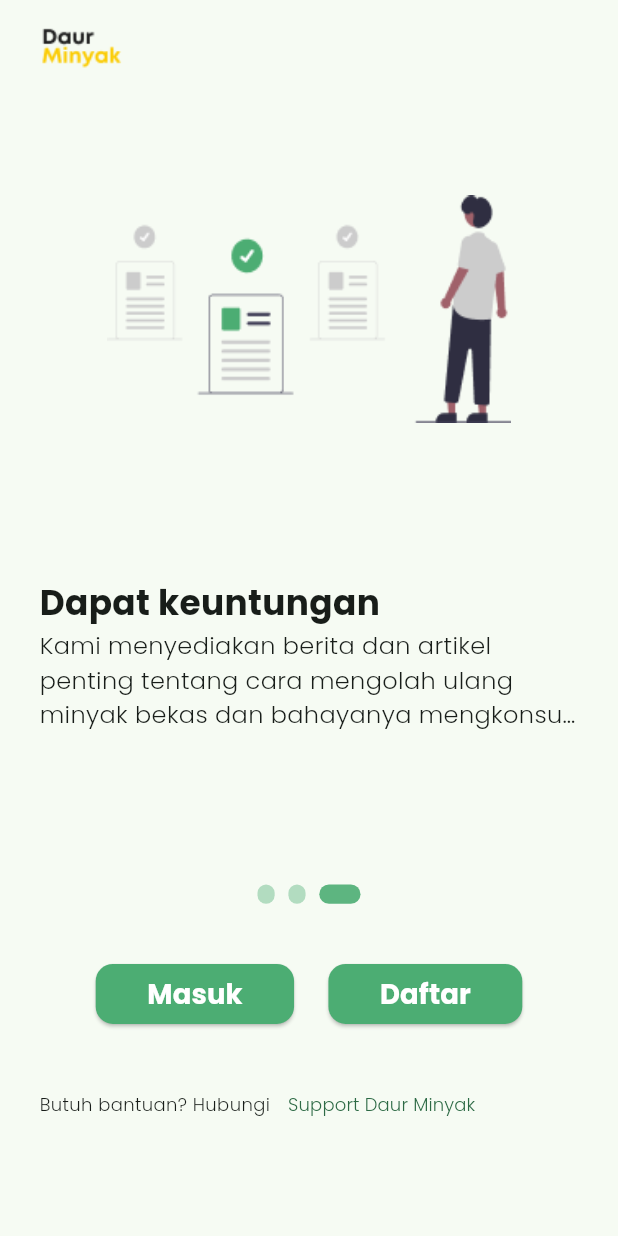
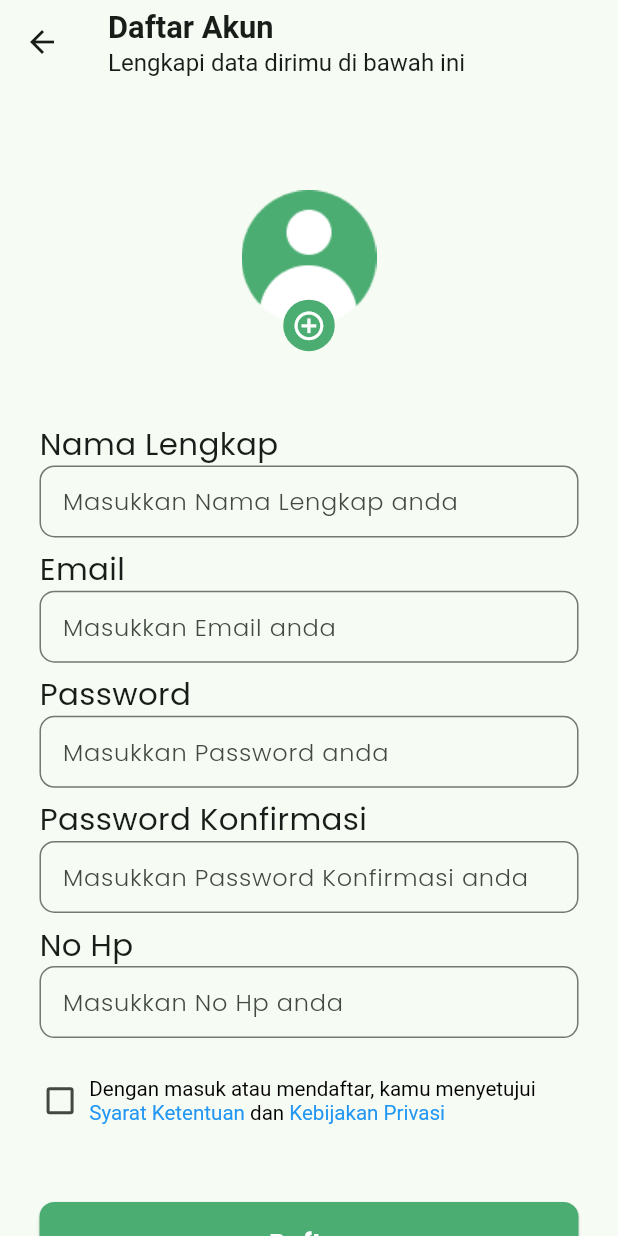
Before and after one commit to andrianazz/daur_minyak_getx, a Flutter app: the screen it shows after launch, after a tap on "Daftar", on a phone screen of 412 x 824 dp. Run offline on Flutter 3.47's test engine with Material 3 defaults, Android fonts, the phone set to English and light mode, and no system bars; drawn by our look-alikes of carousel_slider; our stand-ins replace cloud_firestore, firebase_auth, firebase_core, flutter_screenutil, get, google_fonts; accounts and stored records are empty.

Commit message:
add: register page complete

```diff
--- /dev/null
+++ b/lib/app/data/entities/user.dart
@@ -0,0 +1,67 @@
+import 'package:daur_minyak_getx/app/data/entities/Bank.dart';
+import 'package:daur_minyak_getx/app/data/entities/address.dart';
+
+class User {
+  String? uid;
+  String? name;
+  String? email;
+  String? phone;
+  String? pin;
+  String? imageUrl;
+  List<Bank>? banks;
+  List<Address>? address;
+  Map<String, dynamic>? image;
+  bool? verified;
+  int? balance;
+
+  User({
+    this.uid,
+    this.name,
+    this.email,
+    this.phone,
+    this.pin,
+    this.imageUrl,
+    this.banks,
+    this.address,
+    this.image,
+    this.verified,
+    this.balance,
+  });
+
+  factory User.fromJson(Map<String, dynamic> json) => User(
+        uid: json['uid'] ?? "",
+        name: json['name'] ?? "",
+        email: json['email'] ?? "",
+        phone: json['phone'] ?? "",
+        pin: json['pin'] ?? "",
+        imageUrl: json['imageUrl'] ?? "",
+        banks: json['banks'] != null
+            ? List<Bank>.from(json['banks'].map((x) => Bank.fromJson(x)))
+            : [],
+        address: json['address'] != null
+            ? List<Address>.from(
+                json['address'].map((x) => Address.fromJson(x)))
+            : [],
+        image: json['image'] ?? {},
+        verified: json['verified'] ?? false,
+        balance: json['balance'] ?? 0,
+      );
+
+  Map<String, dynamic> toJson() => {
+        'uid': uid,
+        'name': name,
+        'email': email,
+        'phone': phone,
+        'pin': pin,
+        'imageUrl': imageUrl,
+        'banks': banks != null
+            ? List<dynamic>.from(banks!.map((x) => x.toJson()))
+            : [],
+        'address': address != null
+            ? List<dynamic>.from(address!.map((x) => x.toJson()))
+            : [],
+        'image': image,
+        'verified': verified,
+        'balance': balance,
+      };
+}
--- a/lib/app/modules/home/views/home_view.dart
+++ b/lib/app/modules/home/views/home_view.dart
@@ -5,14 +5,16 @@ import 'package:get/get.dart';
 import '../controllers/home_controller.dart';
 
 class HomeView extends GetView<HomeController> {
+  const HomeView({super.key});
+
   @override
   Widget build(BuildContext context) {
     return Scaffold(
       appBar: AppBar(
-        title: Text('HomeView'),
+        title: const Text('HomeView'),
         centerTitle: true,
       ),
-      body: Center(
+      body: const Center(
         child: Text(
           'HomeView is working',
           style: TextStyle(fontSize: 20),
--- /dev/null
+++ b/lib/app/modules/register/bindings/register_binding.dart
@@ -0,0 +1,12 @@
+import 'package:get/get.dart';
+
+import '../controllers/register_controller.dart';
+
+class RegisterBinding extends Bindings {
+  @override
+  void dependencies() {
+    Get.lazyPut<RegisterController>(
+      () => RegisterController(),
+    );
+  }
+}
--- /dev/null
+++ b/lib/app/modules/register/controllers/register_controller.dart
@@ -0,0 +1,138 @@
+// ignore_for_file: library_prefixes
+
+import 'package:daur_minyak_getx/app/data/entities/User.dart';
+import 'package:daur_minyak_getx/misc/constants.dart';
+import 'package:flutter/material.dart';
+import 'package:get/get.dart';
+import 'package:cloud_firestore/cloud_firestore.dart';
+import 'package:firebase_auth/firebase_auth.dart' as fireAuth;
+
+class RegisterController extends GetxController {
+  final FirebaseFirestore _firebaseFirestore = FirebaseFirestore.instance;
+  final fireAuth.FirebaseAuth firebaseAuth = fireAuth.FirebaseAuth.instance;
+
+  TextEditingController nameC = TextEditingController();
+  TextEditingController emailC = TextEditingController();
+  TextEditingController passC = TextEditingController();
+  TextEditingController passConfirmC = TextEditingController();
+  TextEditingController hpC = TextEditingController();
+
+  final RxBool isChecked = false.obs;
+  final RxBool isLoading = false.obs;
+
+  Future<void> register(
+      {required String email,
+      required String password,
+      required String passwordConfirmation,
+      required String name,
+      required String phoneNumber,
+      required bool isChecked}) async {
+    try {
+      isLoading.value = true;
+
+      if (isLoading.value == true) {
+        Get.dialog(
+          const Center(
+            child: CircularProgressIndicator(),
+          ),
+        );
+      }
+
+      if (isChecked == false) {
+        Get.back();
+        Get.snackbar(
+          "Peringatan",
+          "Anda belum menyetujui syarat dan ketentuan",
+          backgroundColor: orangeColor,
+        );
+        return;
+      }
+
+      if (password != passwordConfirmation) {
+        Get.back();
+        Get.snackbar(
+          "Peringatan",
+          "Password tidak sama",
+          backgroundColor: orangeColor,
+        );
+        return;
+      }
+
+      var userCredential = await firebaseAuth.createUserWithEmailAndPassword(
+          email: email, password: password);
+
+      if (userCredential.user == null) {
+        Get.back();
+        Get.snackbar(
+          "Terjadi Kesalahan",
+          "Gagal membuat akun",
+          backgroundColor: orangeColor,
+        );
+        return;
+      }
+
+      User user = await createUser(
+          uid: userCredential.user!.uid,
+          email: email,
+          name: name,
+          phone: phoneNumber);
+
+      if (user.uid == null) {
+        Get.back();
+        Get.snackbar(
+          "Terjadi Kesalahan",
+          "Gagal membuat akun",
+          backgroundColor: orangeColor,
+        );
+        return;
+      } else {
+        Get.back();
+        Get.snackbar(
+          "Berhasil",
+          "Akun berhasil dibuat",
+          backgroundColor: primaryColor,
+        );
+        //TODO: Navigate to login page
+      }
+    } on FirebaseException catch (e) {
+      Get.back();
+      Get.snackbar(
+        "Terjadi Kesalahan",
+        e.message!,
+        backgroundColor: orangeColor,
+      );
+    } finally {
+      isLoading.value = false;
+      Future.delayed(const Duration(seconds: 2), () {
+        Get.back();
+      });
+    }
+  }
+
+  Future<User> createUser(
+      {required String uid,
+      required String email,
+      required String name,
+      required String phone}) async {
+    try {
+      DocumentReference<Map<String, dynamic>> documentReference =
+          _firebaseFirestore.doc('users/$uid');
+
+      Map<String, dynamic> data = {
+        'uid': uid,
+        'email': email,
+        'name': name,
+        'phone': phone,
+        'balance': 0,
+        'verified': false,
+      };
+
+      await documentReference.set(data);
+
+      return User.fromJson(data);
+    } on FirebaseException catch (e) {
+      Get.snackbar("Terjadi Kesalahan", e.message!);
+      rethrow;
+    }
+  }
+}
--- /dev/null
+++ b/lib/app/modules/register/views/register_view.dart
@@ -0,0 +1,183 @@
+import 'package:daur_minyak_getx/app/routes/app_pages.dart';
+import 'package:daur_minyak_getx/misc/constants.dart';
+import 'package:daur_minyak_getx/misc/methods.dart';
+import 'package:daur_minyak_getx/widgets/button_full_widget.dart';
+import 'package:daur_minyak_getx/widgets/textfield_widget.dart';
+import 'package:flutter/material.dart';
+import 'package:flutter_screenutil/flutter_screenutil.dart';
+
+import 'package:get/get.dart';
+
+import '../controllers/register_controller.dart';
+
+class RegisterView extends GetView<RegisterController> {
+  const RegisterView({super.key});
+
+  @override
+  Widget build(BuildContext context) {
+    return Scaffold(
+      appBar: AppBar(
+        title: Column(
+          crossAxisAlignment: CrossAxisAlignment.start,
+          children: [
+            Text(
+              'Daftar Akun',
+              style: TextStyle(
+                fontSize: 18.sp,
+                fontWeight: FontWeight.bold,
+              ),
+            ),
+            Text(
+              "Lengkapi data dirimu di bawah ini",
+              style: TextStyle(
+                fontSize: 14.sp,
+              ),
+            ),
+          ],
+        ),
+        leading: IconButton(
+          icon: const Icon(Icons.arrow_back),
+          onPressed: () {
+            Get.toNamed(Routes.SPLASH);
+          },
+        ),
+      ),
+      body: ListView(
+        children: [
+          Container(
+            margin: EdgeInsets.symmetric(horizontal: 23.w),
+            child: Column(
+              children: [
+                verticalSpace(40.h),
+                Stack(
+                  children: [
+                    Image.asset(
+                      "assets/user_pic.png",
+                      width: 100.w,
+                      height: 100.h,
+                    ),
+                    Positioned.fill(
+                      child: Align(
+                        alignment: Alignment.bottomCenter,
+                        child: Container(
+                          width: 30.w,
+                          height: 30.h,
+                          decoration: BoxDecoration(
+                            color: primaryColor,
+                            shape: BoxShape.circle,
+                          ),
+                          child: Icon(
+                            Icons.add_circle_outline_sharp,
+                            color: Colors.white,
+                            size: 20.sp,
+                          ),
+                        ),
+                      ),
+                    ),
+                  ],
+                ),
+                verticalSpace(35.h),
+                TextFieldWidget(
+                    text: "Nama Lengkap", controller: controller.nameC),
+                verticalSpace(5.h),
+                TextFieldWidget(text: "Email", controller: controller.emailC),
+                verticalSpace(5.h),
+                TextFieldWidget(
+                  text: "Password",
+                  controller: controller.passC,
+                  obscureText: true,
+                ),
+                verticalSpace(5.h),
+                TextFieldWidget(
+                  text: "Password Konfirmasi",
+                  controller: controller.passConfirmC,
+                  obscureText: true,
+                ),
+                verticalSpace(5.h),
+                TextFieldWidget(text: "No Hp", controller: controller.hpC),
+                verticalSpace(20.h),
+                Row(
+                  mainAxisAlignment: MainAxisAlignment.start,
+                  children: [
+                    Obx(
+                      () => SizedBox(
+                        width: 24.w,
+                        height: 24.h,
+                        child: Checkbox(
+                          materialTapTargetSize:
+                              MaterialTapTargetSize.shrinkWrap,
+                          value: controller.isChecked.value,
+                          onChanged: (value) =>
+                              controller.isChecked.value = value!,
+                        ),
+                      ),
+                    ),
+                    horizontalSpace(5.w),
+                    RichText(
+                      text: TextSpan(
+                          text:
+                              "Dengan masuk atau mendaftar, kamu menyetujui \n",
+                          style: TextStyle(
+                            fontSize: 12.sp,
+                            color: Colors.black,
+                          ),
+                          children: [
+                            TextSpan(
+                              text: "Syarat Ketentuan ",
+                              style: TextStyle(
+                                fontSize: 12.sp,
+                                color: Colors.blue,
+                              ),
+                            ),
+                            TextSpan(
+                              text: "dan ",
+                              style: TextStyle(
+                                fontSize: 12.sp,
+                              ),
+                            ),
+                            TextSpan(
+                              onEnter: (event) => debugPrint("test"),
+                              text: "Kebijakan Privasi ",
+                              style: TextStyle(
+                                fontSize: 12.sp,
+                                color: Colors.blue,
+                              ),
+                            ),
+                          ]),
+                    ),
+                  ],
+                ),
+                verticalSpace(40.h),
+                Obx(
+                  () => ButtonFullWidget(
+                    text: controller.isLoading.isFalse ? "Daftar" : "Loading",
+                    onPressed: controller.isLoading.isFalse
+                        ? () {
+                            controller.register(
+                              email: controller.emailC.text,
+                              password: controller.passC.text,
+                              passwordConfirmation:
+                                  controller.passConfirmC.text,
+                              name: controller.nameC.text,
+                              phoneNumber: controller.hpC.text,
+                              isChecked: controller.isChecked.value,
+                            );
+                          }
+                        : () {
+                            Get.snackbar(
+                              "Peringatan",
+                              "Sedang diproses",
+                              backgroundColor: orangeColor,
+                            );
+                          },
+                  ),
+                ),
+                verticalSpace(40.h),
+              ],
+            ),
+          ),
+        ],
+      ),
+    );
+  }
+}
--- a/lib/app/modules/splash/views/splash_view.dart
+++ b/lib/app/modules/splash/views/splash_view.dart
@@ -1,4 +1,5 @@
 import 'package:daur_minyak_getx/app/data/models/splash_model.dart';
+import 'package:daur_minyak_getx/app/routes/app_pages.dart';
 import 'package:daur_minyak_getx/misc/methods.dart';
 import 'package:daur_minyak_getx/widgets/button_widget.dart';
 import 'package:daur_minyak_getx/widgets/carousel_widget.dart';
@@ -49,7 +50,7 @@ class SplashView extends GetView<SplashController> {
                 ButtonWidget(
                     text: "Daftar",
                     onPressed: () {
-                      // ref.read(routerProvider).pushNamed("register");
+                      Get.toNamed(Routes.REGISTER);
                     }),
               ],
             ),
--- a/lib/app/routes/app_routes.dart
+++ b/lib/app/routes/app_routes.dart
@@ -1,3 +1,5 @@
+// ignore_for_file: constant_identifier_names
+
 part of 'app_pages.dart';
 // DO NOT EDIT. This is code generated via package:get_cli/get_cli.dart
 
@@ -6,9 +8,11 @@ abstract class Routes {
 
   static const HOME = _Paths.HOME;
   static const SPLASH = _Paths.SPLASH;
+  static const REGISTER = _Paths.REGISTER;
 }
 
 abstract class _Paths {
   static const HOME = '/home';
   static const SPLASH = '/splash';
+  static const REGISTER = '/register';
 }
--- a/lib/main.dart
+++ b/lib/main.dart
@@ -1,5 +1,8 @@
+import 'package:daur_minyak_getx/firebase_options.dart';
 import 'package:daur_minyak_getx/misc/constants.dart';
+import 'package:firebase_core/firebase_core.dart';
 import 'package:flutter/material.dart';
+import 'package:flutter/services.dart';
 import 'package:flutter_screenutil/flutter_screenutil.dart';
 
 import 'package:get/get.dart';
@@ -7,7 +10,18 @@ import 'package:google_fonts/google_fonts.dart';
 
 import 'app/routes/app_pages.dart';
 
-void main() {
+void main() async {
+  WidgetsFlutterBinding.ensureInitialized();
+
+  await Firebase.initializeApp(
+    options: DefaultFirebaseOptions.currentPlatform,
+  );
+
+  SystemChrome.setSystemUIOverlayStyle(SystemUiOverlayStyle(
+    systemNavigationBarColor: Colors.grey, // navigation bar color
+    statusBarColor: primaryColor, // status bar color
+  ));
+
   runApp(
     ScreenUtilInit(
       designSize: const Size(360, 640),
```
Also changed, not shown: lib/app/data/entities/address.dart (added, +31 -0 lines), lib/app/data/entities/bank.dart (added, +27 -0 lines), lib/app/modules/home/controllers/home_controller.dart (+1 -18 lines), lib/app/modules/splash/controllers/splash_controller.dart (+1 -18 lines), lib/app/routes/app_pages.dart (+10 -1 lines), pubspec.yaml (+6 -1 lines), lib/firebase_options.dart (added), pubspec.lock, 8 other files.
